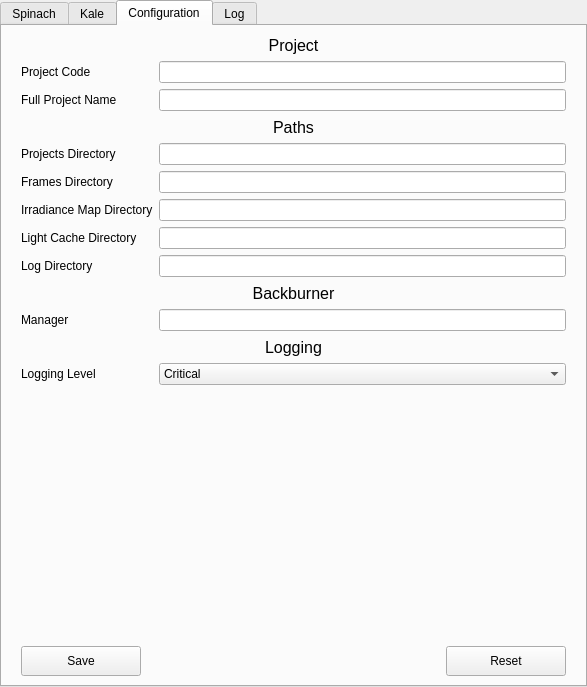
Before: the Qt Designer form renderFarmingMainWidget.ui in stephensmitchell-forks/renderFarming, drawn with Qt 5.
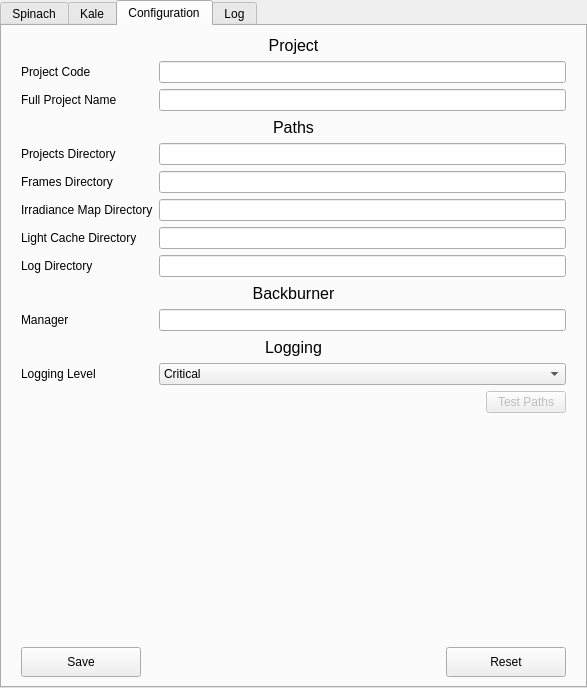
After: the same form once the commit is applied. The open tabs and pages were chosen to show the change.

Commit message: Added several more UI elements and tool-tips

Patch:
```diff
--- a/renderFarmingMainWidget.ui
+++ b/renderFarmingMainWidget.ui
@@ -10,7 +10,7 @@
     <x>0</x>
     <y>0</y>
     <width>587</width>
-    <height>687</height>
+    <height>688</height>
    </rect>
   </property>
   <property name="minimumSize">
@@ -985,6 +985,36 @@
         </item>
        </layout>
       </item>
+      <item>
+       <layout class="QHBoxLayout" name="horizontalLayout_6">
+        <item>
+         <spacer name="horizontalSpacer_4">
+          <property name="orientation">
+           <enum>Qt::Horizontal</enum>
+          </property>
+          <property name="sizeHint" stdset="0">
+           <size>
+            <width>40</width>
+            <height>20</height>
+           </size>
+          </property>
+         </spacer>
+        </item>
+        <item>
+         <widget class="QPushButton" name="config_test_btn">
+          <property name="enabled">
+           <bool>false</bool>
+          </property>
+          <property name="text">
+           <string>Test Paths</string>
+          </property>
+          <property name="checkable">
+           <bool>false</bool>
+          </property>
+         </widget>
+        </item>
+       </layout>
+      </item>
       <item>
        <spacer name="verticalSpacer">
         <property name="orientation">
```
Left out of the diff: 99 changed lines with no effect on the pictures. The commit also changes 4 other files.
